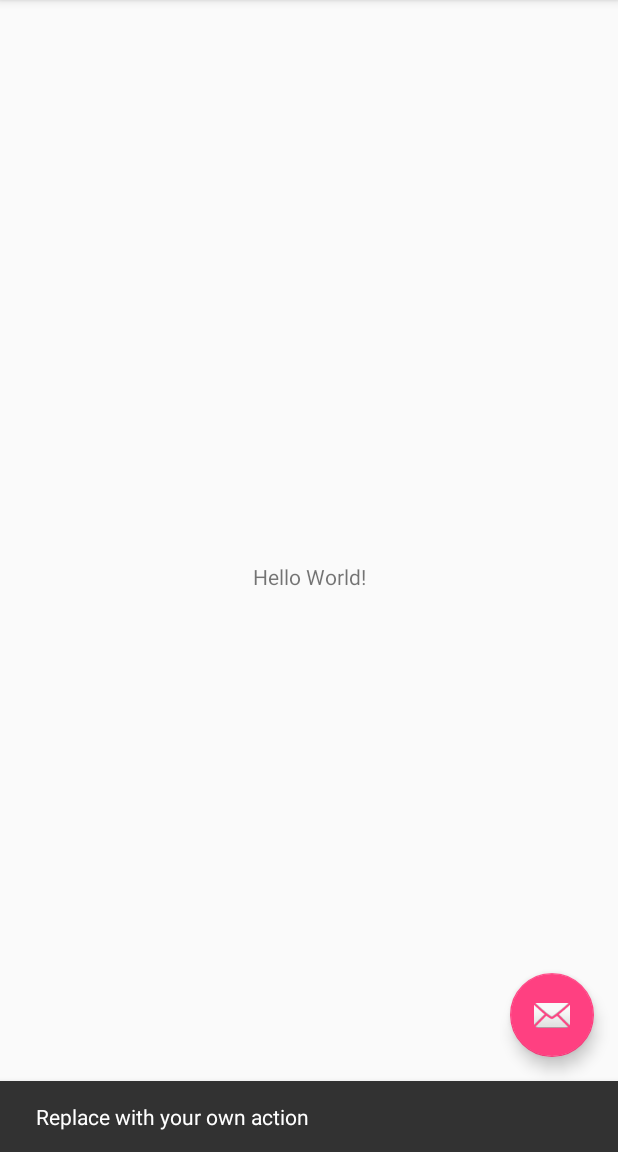
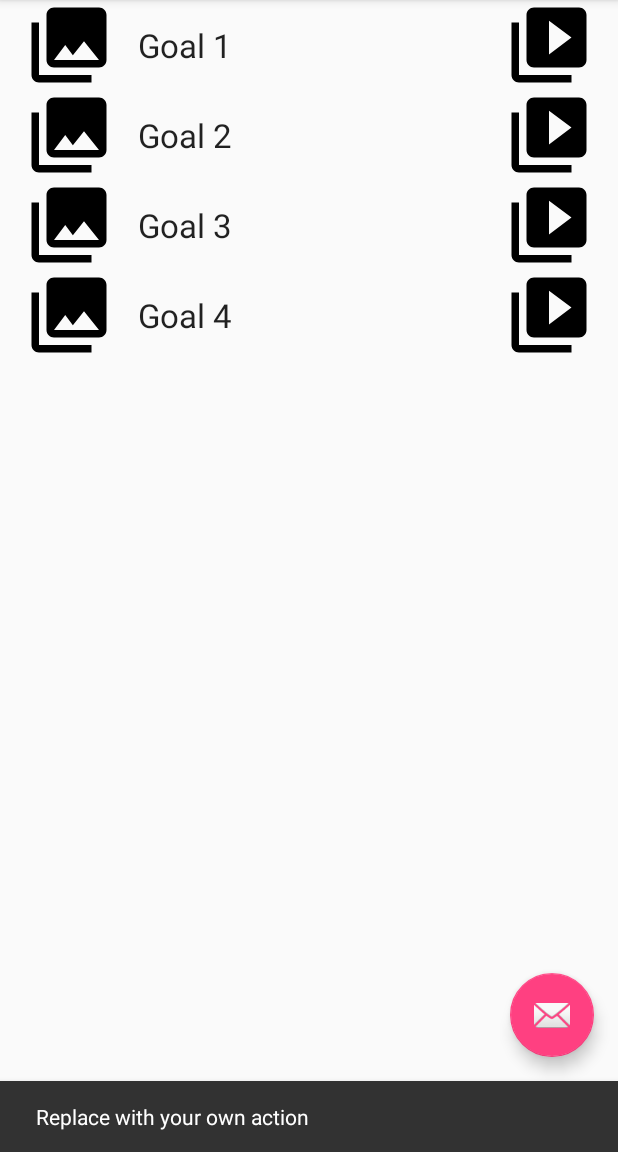
Before and after one commit to kriztho/mylifecoach, an Android app: the screen it shows after launch (MainActivity), after a tap on an icon or button, on a phone screen of 412 x 824 dp, the part 84-1236 px from its top. Run offline under Robolectric (Android 15) with nearby library versions, the phone set to English and light mode, and no system bars.

Commit message:
Added Goal ListView

```diff
--- a/app/src/main/AndroidManifest.xml
+++ b/app/src/main/AndroidManifest.xml
@@ -10,7 +10,7 @@
         android:supportsRtl="true"
         android:theme="@style/AppTheme">
         <activity
-            android:name=".MainActivity"
+            android:name=".ui.MainActivity"
             android:label="@string/app_name"
             android:theme="@style/AppTheme.NoActionBar">
             <intent-filter>
@@ -19,6 +19,10 @@
                 <category android:name="android.intent.category.LAUNCHER" />
             </intent-filter>
         </activity>
+
+        <activity android:name=".ui.GoalActivity"
+            android:label="@string/activity_goal_label" />
+
     </application>
 
 </manifest>
--- /dev/null
+++ b/app/src/main/java/com/cristhopper/mylifecoach/interfaces/IEvent.kt
@@ -0,0 +1,49 @@
+package com.cristhopper.mylifecoach.interfaces
+
+import com.cristhopper.mylifecoach.model.gcal.Recurrence
+import org.joda.time.DateTime
+
+enum class Frequency {
+    NONE,
+    DAILY,
+    WEEKLY,
+    MONTHLY,
+    ANNUALLY,
+    WEEKDAYS,
+    WEEKENDS,
+    CUSTOM
+}
+
+enum class Day {
+    MONDAY,
+    TUESDAY,
+    WEDNESDAY,
+    THURSDAY,
+    FRIDAY,
+    SATURDAY,
+    SUNDAY
+}
+
+enum class Status {
+    CONFIRMED,
+    CANCELED,
+    COMPLETE,
+    INCOMPLETE
+}
+
+interface IEvent {
+
+    val id: String?
+    val name: String
+    val status: Status
+
+    val description: String
+    val location: String?
+
+    val start: DateTime
+    val end: DateTime
+    val estimatedDuration: Int
+
+    val recurrence: Recurrence?
+    val recurringEventId: Int?
+}
--- /dev/null
+++ b/app/src/main/java/com/cristhopper/mylifecoach/model/Goal.kt
@@ -0,0 +1,46 @@
+package com.cristhopper.mylifecoach.model
+
+import android.os.Parcelable
+import com.cristhopper.mylifecoach.interfaces.IEvent
+import com.cristhopper.mylifecoach.interfaces.Status
+import com.cristhopper.mylifecoach.model.gcal.Recurrence
+import kotlinx.android.parcel.Parcelize
+import org.joda.time.DateTime
+import org.joda.time.Seconds
+
+@Parcelize
+class Goal(
+        override val id: String?,
+        override val name: String,
+        override val status: Status,
+
+        override val description: String,
+        override val location: String?,
+
+        override val start: DateTime,
+        override val end: DateTime,
+        override val estimatedDuration: Int,
+
+        override val recurrence: Recurrence?,
+        override val recurringEventId: Int?
+): Parcelable, IEvent {
+
+    // The list of tasks associated to this goal
+    var tasks: ArrayList<Task>? = null
+
+    // The list of events scheduled for this goal
+    var events: ArrayList<Event>? = null
+
+    constructor(name: String, description: String) : this(
+            null,
+            name,
+            Status.CONFIRMED,
+            description,
+            null,
+            DateTime.now(),
+            DateTime.now().plusMinutes(15),
+            Seconds.secondsBetween(DateTime.now(), DateTime.now().plusMinutes(15)).seconds,
+            null,
+            null
+    )
+}
--- /dev/null
+++ b/app/src/main/java/com/cristhopper/mylifecoach/model/User.kt
@@ -0,0 +1,6 @@
+package com.cristhopper.mylifecoach.model
+
+data class User(val firstName: String, val lastName: String) {
+
+    val calendar: Calendar = Calendar("default", "This is the default calendar")
+}
--- /dev/null
+++ b/app/src/main/java/com/cristhopper/mylifecoach/ui/GoalActivity.kt
@@ -0,0 +1,6 @@
+package com.cristhopper.mylifecoach.ui
+
+import android.support.v7.app.AppCompatActivity
+
+class GoalActivity : AppCompatActivity() {
+}
--- a/app/src/main/java/com/cristhopper/mylifecoach/MainActivity.kt
+++ b/app/src/main/java/com/cristhopper/mylifecoach/ui/MainActivity.kt
@@ -1,4 +1,4 @@
-package com.cristhopper.mylifecoach
+package com.cristhopper.mylifecoach.ui
 
 import android.os.Bundle
 import android.support.design.widget.Snackbar
@@ -6,12 +6,20 @@ import android.support.design.widget.NavigationView
 import android.support.v4.view.GravityCompat
 import android.support.v7.app.ActionBarDrawerToggle
 import android.support.v7.app.AppCompatActivity
+import android.support.v7.widget.LinearLayoutManager
 import android.view.Menu
 import android.view.MenuItem
+import com.cristhopper.mylifecoach.R
+import com.cristhopper.mylifecoach.model.Goal
+import com.cristhopper.mylifecoach.ui.adapter.MainAdapter
 import kotlinx.android.synthetic.main.activity_main.*
 import kotlinx.android.synthetic.main.app_bar_main.*
+import kotlinx.android.synthetic.main.content_main.*
 
 class MainActivity : AppCompatActivity(), NavigationView.OnNavigationItemSelectedListener {
+
+    private lateinit var linearLayoutManager: LinearLayoutManager
+    private lateinit var adapter: MainAdapter
 
     override fun onCreate(savedInstanceState: Bundle?) {
         super.onCreate(savedInstanceState)
@@ -22,6 +30,18 @@ class MainActivity : AppCompatActivity(), NavigationView.OnNavigationItemSelecte
             Snackbar.make(view, "Replace with your own action", Snackbar.LENGTH_LONG)
                     .setAction("Action", null).show()
         }
+
+        linearLayoutManager = LinearLayoutManager(this)
+        rv_main.layoutManager = linearLayoutManager
+
+        val goalsList : ArrayList<Goal> = ArrayList()
+        goalsList.add(Goal("Goal 1", ""))
+        goalsList.add(Goal("Goal 2", ""))
+        goalsList.add(Goal("Goal 3", ""))
+        goalsList.add(Goal("Goal 4", ""))
+
+        adapter = MainAdapter(goalsList)
+        rv_main.adapter = adapter
 
         val toggle = ActionBarDrawerToggle(
                 this, drawer_layout, toolbar, R.string.navigation_drawer_open, R.string.navigation_drawer_close)
--- /dev/null
+++ b/app/src/main/java/com/cristhopper/mylifecoach/ui/adapter/MainAdapter.kt
@@ -0,0 +1,68 @@
+package com.cristhopper.mylifecoach.ui.adapter
+
+import android.content.Intent
+import android.support.v7.widget.RecyclerView
+import android.util.Log
+import android.view.ViewGroup
+import android.view.View
+import com.cristhopper.mylifecoach.R
+import com.cristhopper.mylifecoach.model.Goal
+import com.cristhopper.mylifecoach.ui.GoalActivity
+import com.cristhopper.mylifecoach.utils.inflate
+import kotlinx.android.synthetic.main.item_row_main.view.*
+
+class MainAdapter(private val items : ArrayList<Goal>) : RecyclerView.Adapter<ViewHolder>() {
+
+    // Gets the number of animals in the list
+    override fun getItemCount() = items.size
+
+    // Inflates the item views
+    override fun onCreateViewHolder(parent: ViewGroup, viewType: Int): ViewHolder {
+
+        // Inflate the view using
+        val inflatedView = parent.inflate(R.layout.item_row_main, false)
+        return ViewHolder(inflatedView)
+    }
+
+    // Binds each animal in the ArrayList to a view
+    override fun onBindViewHolder(holder: ViewHolder, position: Int) {
+
+        val goal = items[position]
+        holder.bindGoal(goal)
+    }
+}
+
+class ViewHolder (view: View) : RecyclerView.ViewHolder(view), View.OnClickListener {
+
+    private val TAG = "ViewHolder"
+
+    // Holds the TextView that will add each animal to
+    private var view: View = view
+    private var goal: Goal? = null
+
+    init {
+        view.setOnClickListener(this)
+    }
+
+    override fun onClick(v: View?) {
+        Log.d(TAG, "[onClick]: " + goal?.name)
+
+        val context = itemView.context
+        val showPhotoIntent = Intent(context, GoalActivity::class.java)
+        showPhotoIntent.putExtra(GOAL_KEY, goal)
+        context.startActivity(showPhotoIntent)
+    }
+
+    companion object {
+        private val GOAL_KEY = "GOAL"
+    }
+
+    fun bindGoal(goal: Goal) {
+
+        // The item
+        this.goal = goal
+
+        // The views
+        view.item_title.setText(goal.name)
+    }
+}
--- /dev/null
+++ b/app/src/main/java/com/cristhopper/mylifecoach/utils/Extensions.kt
@@ -0,0 +1,10 @@
+package com.cristhopper.mylifecoach.utils
+
+import android.support.annotation.LayoutRes
+import android.view.LayoutInflater
+import android.view.View
+import android.view.ViewGroup
+
+fun ViewGroup.inflate(@LayoutRes layoutRes: Int, attachToRoot: Boolean = false): View {
+    return LayoutInflater.from(context).inflate(layoutRes, this, attachToRoot)
+}
--- /dev/null
+++ b/app/src/main/java/com/cristhopper/mylifecoach/viewmodel/MainViewModel.kt
@@ -0,0 +1,4 @@
+package com.cristhopper.mylifecoach.viewmodel
+
+class MainViewModel {
+}
--- a/app/src/main/res/layout/app_bar_main.xml
+++ b/app/src/main/res/layout/app_bar_main.xml
@@ -4,7 +4,7 @@
     xmlns:tools="http://schemas.android.com/tools"
     android:layout_width="match_parent"
     android:layout_height="match_parent"
-    tools:context=".MainActivity">
+    tools:context=".ui.MainActivity">
 
     <android.support.design.widget.AppBarLayout
         android:layout_width="match_parent"
--- a/app/src/main/res/layout/content_main.xml
+++ b/app/src/main/res/layout/content_main.xml
@@ -5,16 +5,12 @@
     android:layout_width="match_parent"
     android:layout_height="match_parent"
     app:layout_behavior="@string/appbar_scrolling_view_behavior"
-    tools:context=".MainActivity"
+    tools:context=".ui.MainActivity"
     tools:showIn="@layout/app_bar_main">
 
-    <TextView
-        android:layout_width="wrap_content"
-        android:layout_height="wrap_content"
-        android:text="Hello World!"
-        app:layout_constraintBottom_toBottomOf="parent"
-        app:layout_constraintLeft_toLeftOf="parent"
-        app:layout_constraintRight_toRightOf="parent"
-        app:layout_constraintTop_toTopOf="parent" />
+    <android.support.v7.widget.RecyclerView
+        android:id="@+id/rv_main"
+        android:layout_width="match_parent"
+        android:layout_height="match_parent"/>
 
 </android.support.constraint.ConstraintLayout>
--- /dev/null
+++ b/app/src/main/res/layout/item_row_main.xml
@@ -0,0 +1,45 @@
+<?xml version="1.0" encoding="utf-8"?>
+<android.support.constraint.ConstraintLayout
+    xmlns:android="http://schemas.android.com/apk/res/android"
+    xmlns:app="http://schemas.android.com/apk/res-auto"
+    android:layout_width="match_parent"
+    android:layout_height="wrap_content">
+
+    <ImageView
+        android:id="@+id/item_icon"
+        android:layout_width="60dp"
+        android:layout_height="60dp"
+        android:layout_marginEnd="8dp"
+        android:layout_marginStart="16dp"
+        app:layout_constraintBottom_toBottomOf="parent"
+        app:layout_constraintEnd_toStartOf="@+id/item_title"
+        app:layout_constraintHorizontal_bias="0.0"
+        app:layout_constraintStart_toStartOf="parent"
+        app:layout_constraintTop_toTopOf="parent"
+        app:srcCompat="@drawable/ic_menu_gallery" />
+
+    <TextView
+        android:id="@+id/item_title"
+        android:layout_width="0dp"
+        android:layout_height="wrap_content"
+        android:layout_marginEnd="8dp"
+        android:layout_marginStart="8dp"
+        android:textAppearance="@style/TextAppearance.AppCompat.Large"
+        app:layout_constraintBottom_toBottomOf="parent"
+        app:layout_constraintEnd_toStartOf="@+id/item_quickstart_icon"
+        app:layout_constraintStart_toEndOf="@+id/item_icon"
+        app:layout_constraintTop_toTopOf="parent" />
+
+    <ImageView
+        android:id="@+id/item_quickstart_icon"
+        android:layout_width="60dp"
+        android:layout_height="60dp"
+        android:layout_marginEnd="16dp"
+        android:layout_marginStart="8dp"
+        app:layout_constraintBottom_toBottomOf="parent"
+        app:layout_constraintEnd_toEndOf="parent"
+        app:layout_constraintHorizontal_bias="1.0"
+        app:layout_constraintStart_toEndOf="@+id/item_title"
+        app:layout_constraintTop_toTopOf="parent"
+        app:srcCompat="@drawable/ic_menu_slideshow" />
+</android.support.constraint.ConstraintLayout>
--- a/app/src/main/res/values/strings.xml
+++ b/app/src/main/res/values/strings.xml
@@ -6,4 +6,6 @@
     <string name="nav_header_subtitle">android.studio@android.com</string>
     <string name="nav_header_desc">Navigation header</string>
     <string name="action_settings">Settings</string>
+
+    <string name="activity_goal_label">Goal</string>
 </resources>
```
Also changed, not shown: app/build.gradle (+7 -0 lines), app/src/main/java/com/cristhopper/mylifecoach/model/Calendar.kt (added, +24 -0 lines), app/src/main/java/com/cristhopper/mylifecoach/model/Event.kt (added, +25 -0 lines), app/src/main/java/com/cristhopper/mylifecoach/model/Task.kt (added, +21 -0 lines), app/src/main/java/com/cristhopper/mylifecoach/model/gcal/RDate.java (added, +55 -0 lines), app/src/main/java/com/cristhopper/mylifecoach/model/gcal/RRule.java (added, +60 -0 lines), app/src/main/java/com/cristhopper/mylifecoach/model/gcal/Recurrence.java (added, +49 -0 lines).
